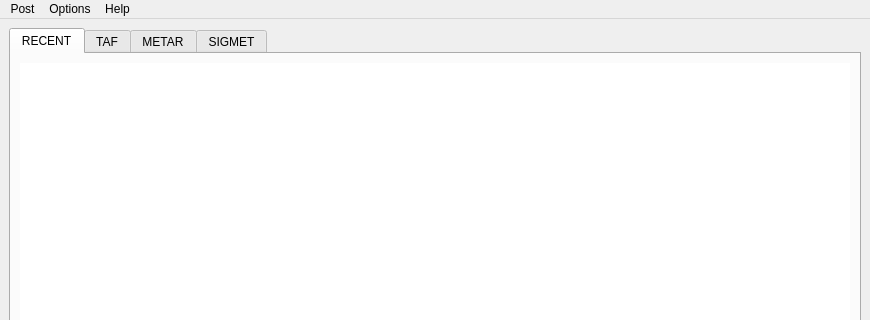
up1and/tafor, file tafor/components/ui/main.ui: the form before one commit; both pictures show x 0 to 870 and y 0 to 320 of the 870 by 650 pixel window.
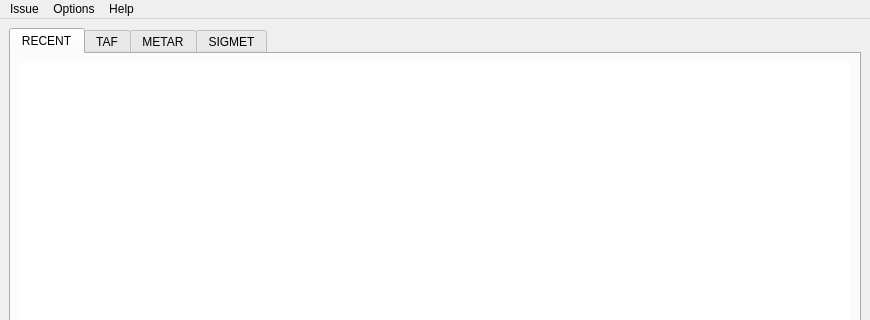
The form after the commit.

Patch:
```diff
--- a/tafor/components/ui/main.ui
+++ b/tafor/components/ui/main.ui
@@ -134,9 +134,9 @@
      <height>23</height>
     </rect>
    </property>
-   <widget class="QMenu" name="postMenu">
+   <widget class="QMenu" name="issueMenu">
     <property name="title">
-     <string>Post</string>
+     <string>Issue</string>
     </property>
     <addaction name="tafAction"/>
     <addaction name="trendAction"/>
@@ -170,7 +170,7 @@
     <addaction name="separator"/>
     <addaction name="aboutAction"/>
    </widget>
-   <addaction name="postMenu"/>
+   <addaction name="issueMenu"/>
    <addaction name="settingMenu"/>
    <addaction name="helpMenu"/>
   </widget>
```
